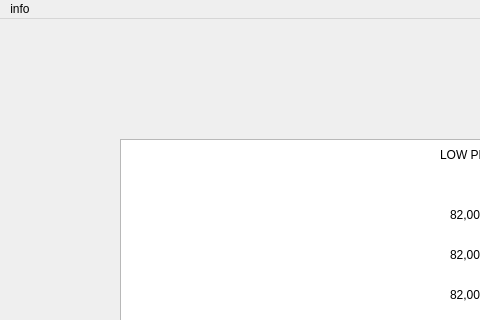
Above: UI/main_window2.ui from mehdisheyxi/chande before the change; both pictures show x 0 to 480 and y 0 to 320 of the 929 by 480 pixel window. Below: the same form after it.
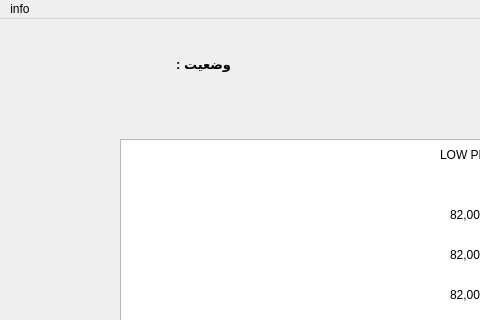
That is the form after the change.

```diff
--- a/UI/main_window2.ui
+++ b/UI/main_window2.ui
@@ -300,6 +300,46 @@
      <string>82,000</string>
     </property>
    </widget>
+   <widget class="QLabel" name="label_20">
+    <property name="geometry">
+     <rect>
+      <x>160</x>
+      <y>30</y>
+      <width>71</width>
+      <height>31</height>
+     </rect>
+    </property>
+    <property name="font">
+     <font>
+      <pointsize>10</pointsize>
+      <weight>75</weight>
+      <bold>true</bold>
+     </font>
+    </property>
+    <property name="text">
+     <string>وضعیت : </string>
+    </property>
+   </widget>
+   <widget class="QLabel" name="label_21">
+    <property name="geometry">
+     <rect>
+      <x>10</x>
+      <y>30</y>
+      <width>141</width>
+      <height>31</height>
+     </rect>
+    </property>
+    <property name="font">
+     <font>
+      <pointsize>10</pointsize>
+      <weight>75</weight>
+      <bold>true</bold>
+     </font>
+    </property>
+    <property name="text">
+     <string/>
+    </property>
+   </widget>
   </widget>
   <widget class="QMenuBar" name="menubar">
    <property name="geometry">
```
